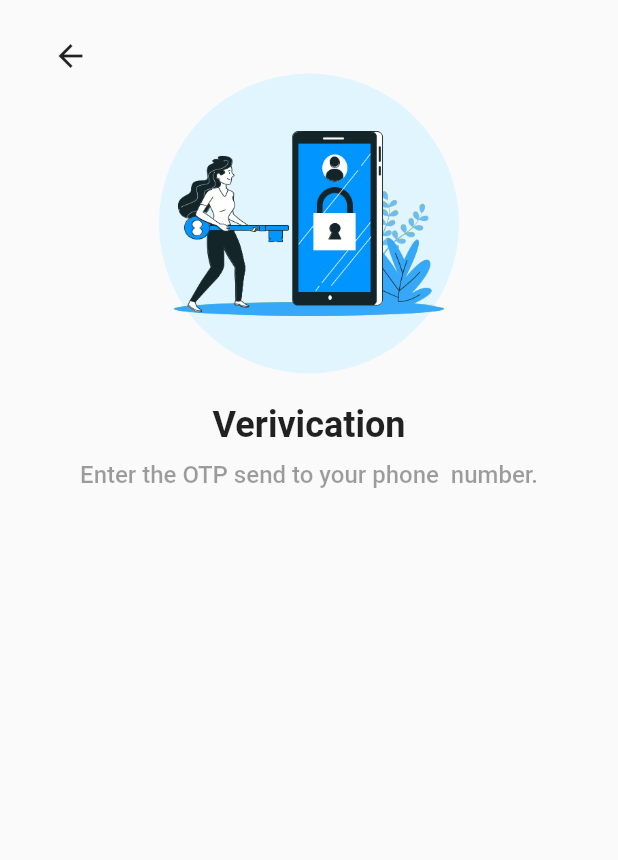
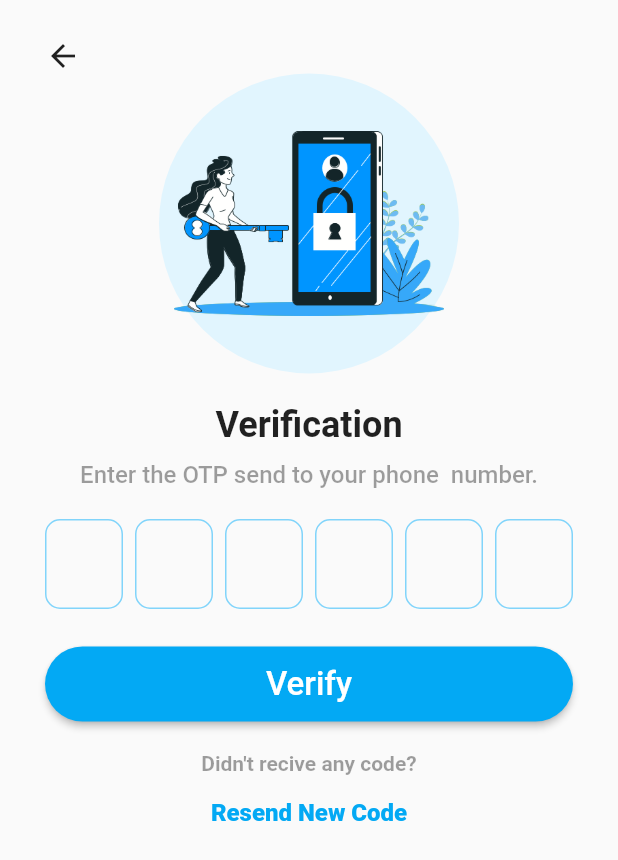
Before and after one commit to Rados1993/FlutterPhoneAuth, a Flutter app: the OtpScreen screen opened directly with empty values, on a phone screen of 412 x 824 dp. Shown: the top 860 px of the screen. Run offline on Flutter 3.47's test engine with Material 2 defaults, Android fonts, the phone set to English and light mode, and no system bars; drawn by our look-alikes of pinput; our stand-ins replace cloud_firestore, country_picker, firebase_auth, firebase_core, shared_preferences; accounts and stored records are empty.

Commit message:
Dovrsena Autentifikacija

```diff
--- a/lib/screens/home_screen.dart
+++ b/lib/screens/home_screen.dart
@@ -11,7 +11,9 @@ class _HomeScreenState extends State<HomeScreen> {
   @override
   Widget build(BuildContext context) {
     return const Scaffold(
-      body: Center(child: Text("HomeScreen"),),
+      body: Center(
+        child: Text("HomeScreen"),
+      ),
     );
   }
 }
--- a/lib/screens/otp_screeen.dart
+++ b/lib/screens/otp_screeen.dart
@@ -1,4 +1,10 @@
 import 'package:flutter/material.dart';
+import 'package:phoneauth/provider/auth_provider.dart';
+import 'package:phoneauth/screens/user_information_screen.dart';
+import 'package:phoneauth/utils/utils.dart';
+import 'package:phoneauth/widgets/custom_button.dart';
+import 'package:pinput/pinput.dart';
+import 'package:provider/provider.dart';
 
 class OtpScreen extends StatefulWidget {
   final String verificationId;
@@ -9,13 +15,23 @@ class OtpScreen extends StatefulWidget {
 }
 
 class _OtpScreenState extends State<OtpScreen> {
+  String? otpCode;
   @override
   Widget build(BuildContext context) {
+    final isLoading =
+        Provider.of<AuthProvider>(context, listen: true).isLoading;
     return Scaffold(
       body: SafeArea(
-        child: Center(
+        child: isLoading == true
+            ? const Center(
+                child: CircularProgressIndicator(
+                  color: Colors.lightBlue,
+                ),
+              )
+            : Center(
                 child: Padding(
-            padding: const EdgeInsets.symmetric(vertical: 25, horizontal: 35),
+                  padding:
+                      const EdgeInsets.symmetric(vertical: 25, horizontal: 30),
                   child: Column(
                     children: [
                       Align(
@@ -30,14 +46,15 @@ class _OtpScreenState extends State<OtpScreen> {
                         height: 200,
                         padding: const EdgeInsets.all(10.0),
                         decoration: BoxDecoration(
-                      shape: BoxShape.circle, color: Colors.lightBlue.shade50),
+                            shape: BoxShape.circle,
+                            color: Colors.lightBlue.shade50),
                         child: Image.asset(
                           "assets/images/register.png",
                         ),
                       ),
                       const SizedBox(height: 20),
                       const Text(
-                  "Verivication",
+                        "Verification",
                         style: TextStyle(
                           fontSize: 24,
                           fontWeight: FontWeight.bold,
@@ -56,6 +73,63 @@ class _OtpScreenState extends State<OtpScreen> {
                         textAlign: TextAlign.center,
                       ),
                       const SizedBox(height: 20),
+                      Pinput(
+                        length: 6,
+                        showCursor: true,
+                        defaultPinTheme: PinTheme(
+                          width: 60,
+                          height: 60,
+                          decoration: BoxDecoration(
+                            borderRadius: BorderRadius.circular(10),
+                            border: Border.all(
+                              color: Colors.lightBlue.shade200,
+                            ),
+                          ),
+                          textStyle: const TextStyle(
+                            fontSize: 20,
+                            fontWeight: FontWeight.w600,
+                          ),
+                        ),
+                        onCompleted: (value) {
+                          setState(() {
+                            otpCode = value;
+                          });
+                        },
+                      ),
+                      const SizedBox(height: 25),
+                      SizedBox(
+                        width: MediaQuery.of(context).size.width,
+                        height: 50,
+                        child: CustomButton(
+                          text: "Verify",
+                          onPressed: () {
+                            if (otpCode != null) {
+                              verifyOtp(context, otpCode!);
+                            } else {
+                              ScreenUtils.showSnackBar(
+                                  context, "Enter 6-Digit code");
+                            }
+                          },
+                        ),
+                      ),
+                      const SizedBox(height: 20),
+                      const Text(
+                        "Didn't recive any code?",
+                        style: TextStyle(
+                          fontSize: 14,
+                          fontWeight: FontWeight.bold,
+                          color: Colors.black38,
+                        ),
+                      ),
+                      const SizedBox(height: 15),
+                      const Text(
+                        "Resend New Code",
+                        style: TextStyle(
+                          fontSize: 16,
+                          fontWeight: FontWeight.w900,
+                          color: Colors.lightBlue,
+                        ),
+                      ),
                     ],
                   ),
                 ),
@@ -63,4 +137,27 @@ class _OtpScreenState extends State<OtpScreen> {
       ),
     );
   }
+
+  void verifyOtp(BuildContext context, String userOtp) {
+    final ap = Provider.of<AuthProvider>(context, listen: false);
+    ap.verifyOtp(
+      context: context,
+      verificationId: widget.verificationId,
+      userOtp: userOtp,
+      onSuccess: () {
+        ap.checkExistingUser().then(
+          (value) async {
+            if (value == true) {
+            } else {
+              Navigator.pushAndRemoveUntil(
+                  context,
+                  MaterialPageRoute(
+                      builder: (context) => const UserInformationScreen()),
+                  (route) => false);
             }
+          },
+        );
+      },
+    );
+  }
+}
--- a/lib/screens/welcome_screen.dart
+++ b/lib/screens/welcome_screen.dart
@@ -76,7 +76,6 @@ class _WelcomeScreenState extends State<WelcomeScreen> {
                     },
                     text: "Get Started",
                   ),
-
                 )
               ],
             ),
--- a/pubspec.yaml
+++ b/pubspec.yaml
@@ -36,6 +36,7 @@ dependencies:
   firebase_storage: ^11.0.16
   provider: ^6.0.5
   shared_preferences: ^2.0.20
+  pinput: ^2.2.31
 
 
   # The following adds the Cupertino Icons font to your application.
```
Also changed, not shown: lib/provider/auth_provider.dart (+52 -5 lines), lib/screens/register_screen.dart (+14 -9 lines), lib/screens/user_information_screen.dart (added, +15 -0 lines), pubspec.lock, 5 other files. Lines whose indentation alone changed are shown as unchanged.
